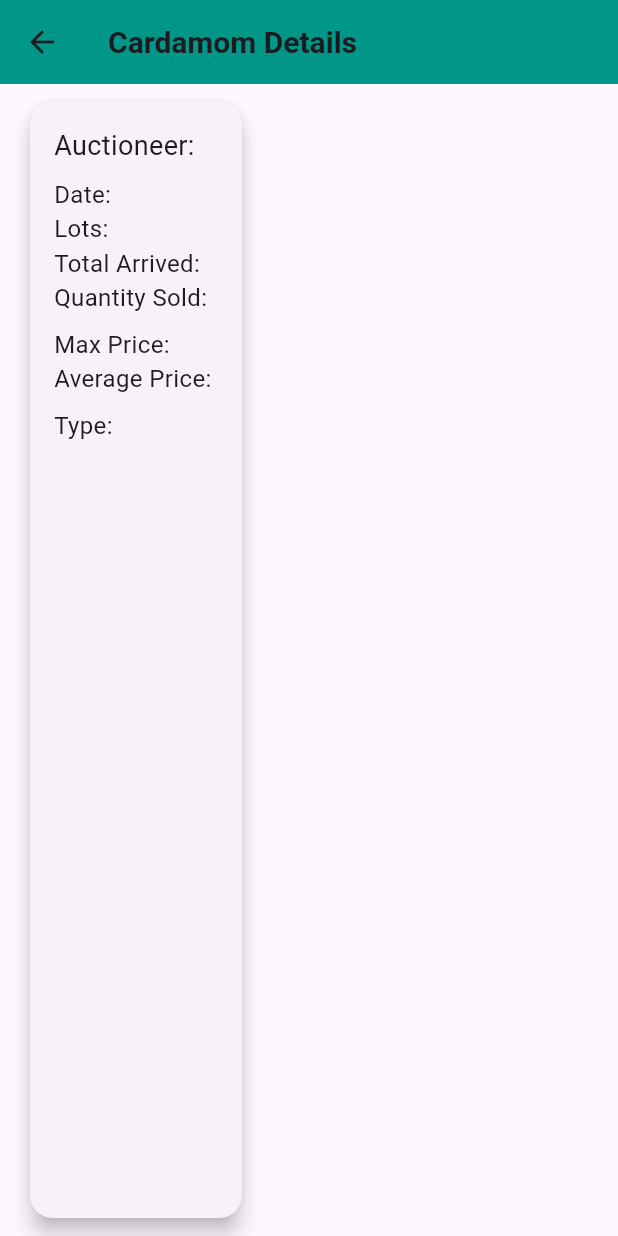
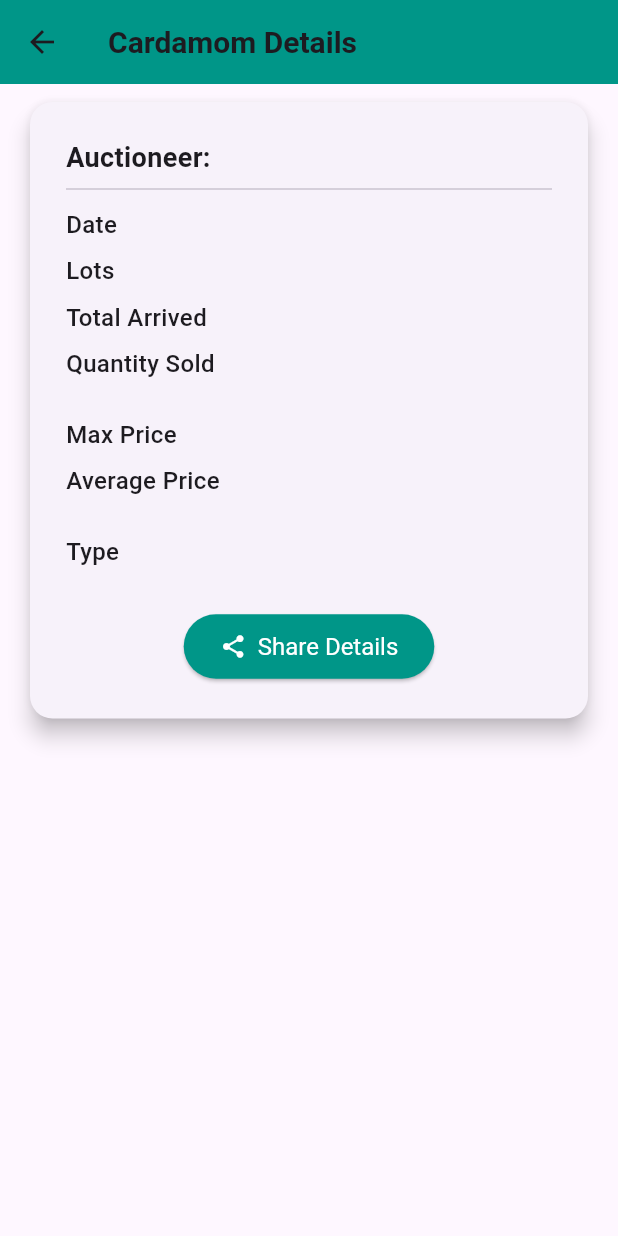
Before and after one commit to Ajaspj/cardamom-daily-auction-rate-app, a Flutter app: the CardamomDetailScreen screen opened directly with empty values, on a phone screen of 412 x 824 dp. Run offline on Flutter 3.47's test engine with Material 3 defaults, Android fonts, the light colour scheme and no system bars; our stand-ins replace connectivity_plus, lottie, shared_preferences; missing offline and left inert: flutter_share; accounts and stored records are empty; network calls fail.

Commit message:
updated ui elements improvements in data fetching

```diff
--- a/lib/view/detailscreen/detailscreen.dart
+++ b/lib/view/detailscreen/detailscreen.dart
@@ -1,5 +1,6 @@
 import 'package:cardamomrate/model/cardamomdatamodel.dart';
 import 'package:flutter/material.dart';
+import 'package:flutter_share/flutter_share.dart';
 
 class CardamomDetailScreen extends StatelessWidget {
   final CardamomData data;
@@ -21,86 +22,78 @@ class CardamomDetailScreen extends StatelessWidget {
           double fontSizeBody = 16.0;
 
           if (constraints.maxWidth > 1200) {
-            // Tablet and Web
-            horizontalPadding = 32.0;
-            verticalPadding = 16.0;
+            // Web
+            horizontalPadding = 64.0;
+            verticalPadding = 32.0;
             fontSizeTitle = 24.0;
             fontSizeBody = 20.0;
           } else if (constraints.maxWidth > 600) {
             // Tablet
-            horizontalPadding = 24.0;
-            verticalPadding = 12.0;
-            fontSizeTitle = 20.0;
+            horizontalPadding = 32.0;
+            verticalPadding = 16.0;
+            fontSizeTitle = 22.0;
             fontSizeBody = 18.0;
           }
 
-          return Padding(
+          return SingleChildScrollView(
+            child: Padding(
               padding: EdgeInsets.symmetric(
-                horizontal: horizontalPadding, vertical: verticalPadding),
+                horizontal: horizontalPadding,
+                vertical: verticalPadding,
+              ),
+              child: Center(
+                child: ConstrainedBox(
+                  constraints: BoxConstraints(maxWidth: 800),
                   child: Card(
                     elevation: 6,
                     shape: RoundedRectangleBorder(
                       borderRadius: BorderRadius.circular(15),
                     ),
                     child: Padding(
-                padding: EdgeInsets.all(16),
+                      padding: EdgeInsets.all(24),
                       child: Column(
                         crossAxisAlignment: CrossAxisAlignment.start,
                         children: [
                           Text(
                             'Auctioneer: ${data.auctioneer}',
-                      style: TextStyle(fontSize: fontSizeTitle),
+                            style: TextStyle(
+                              fontSize: fontSizeTitle,
+                              fontWeight: FontWeight.bold,
                             ),
-                    SizedBox(height: 8),
-                    Text('Date: ${data.date}',
-                        style: TextStyle(fontSize: fontSizeBody)),
-                    Text('Lots: ${data.lots}',
-                        style: TextStyle(fontSize: fontSizeBody)),
-                    Text('Total Arrived: ${data.totalArrived}',
-                        style: TextStyle(fontSize: fontSizeBody)),
-                    Text('Quantity Sold: ${data.qtySold}',
-                        style: TextStyle(fontSize: fontSizeBody)),
-                    SizedBox(height: 8),
-                    Text.rich(
-                      TextSpan(
-                        children: [
-                          TextSpan(
-                            text: 'Max Price: ',
-                            style: TextStyle(fontSize: fontSizeBody),
                           ),
-                          TextSpan(
-                            text: '${data.maxPrice}',
-                            style: TextStyle(
-                              fontSize: fontSizeBody,
-                              fontWeight: FontWeight.bold,
-                              color: Colors.green,
+                          Divider(),
+                          _buildDetailRow('Date', data.date, fontSizeBody),
+                          _buildDetailRow('Lots', data.lots, fontSizeBody),
+                          _buildDetailRow(
+                              'Total Arrived', data.totalArrived, fontSizeBody),
+                          _buildDetailRow(
+                              'Quantity Sold', data.qtySold, fontSizeBody),
+                          SizedBox(height: 16),
+                          _buildPriceRow('Max Price', data.maxPrice,
+                              fontSizeBody, Colors.green),
+                          _buildPriceRow('Average Price', data.avgPrice,
+                              fontSizeBody, Colors.blue),
+                          SizedBox(height: 16),
+                          _buildDetailRow('Type', data.type, fontSizeBody),
+                          SizedBox(height: 24),
+                          Center(
+                            child: ElevatedButton.icon(
+                              onPressed: () => _shareData(),
+                              icon: Icon(Icons.share),
+                              label: Text('Share Details'),
+                              style: ElevatedButton.styleFrom(
+                                foregroundColor: Colors.white,
+                                backgroundColor: Colors.teal,
+                                padding: EdgeInsets.symmetric(
+                                    horizontal: 24, vertical: 12),
+                                textStyle: TextStyle(fontSize: fontSizeBody),
+                              ),
                             ),
                           ),
                         ],
                       ),
                     ),
-                    Text.rich(
-                      TextSpan(
-                        children: [
-                          TextSpan(
-                            text: 'Average Price: ',
-                            style: TextStyle(fontSize: fontSizeBody),
                   ),
-                          TextSpan(
-                            text: '${data.avgPrice}',
-                            style: TextStyle(
-                              fontSize: fontSizeBody,
-                              fontWeight: FontWeight.bold,
-                              color: Colors.blue,
-                            ),
-                          ),
-                        ],
-                      ),
-                    ),
-                    SizedBox(height: 8),
-                    Text('Type: ${data.type}',
-                        style: TextStyle(fontSize: fontSizeBody)),
-                  ],
                 ),
               ),
             ),
@@ -109,4 +102,64 @@ class CardamomDetailScreen extends StatelessWidget {
       ),
     );
   }
+
+  Widget _buildDetailRow(String title, String value, double fontSize) {
+    return Padding(
+      padding: const EdgeInsets.symmetric(vertical: 4.0),
+      child: Row(
+        mainAxisAlignment: MainAxisAlignment.spaceBetween,
+        children: [
+          Text(
+            title,
+            style: TextStyle(fontSize: fontSize, fontWeight: FontWeight.w500),
+          ),
+          Text(
+            value,
+            style: TextStyle(fontSize: fontSize),
+          ),
+        ],
+      ),
+    );
   }
+
+  Widget _buildPriceRow(
+      String title, String value, double fontSize, Color color) {
+    return Padding(
+      padding: const EdgeInsets.symmetric(vertical: 4.0),
+      child: Row(
+        mainAxisAlignment: MainAxisAlignment.spaceBetween,
+        children: [
+          Text(
+            title,
+            style: TextStyle(fontSize: fontSize, fontWeight: FontWeight.w500),
+          ),
+          Text(
+            value,
+            style: TextStyle(
+              fontSize: fontSize,
+              fontWeight: FontWeight.bold,
+              color: color,
+            ),
+          ),
+        ],
+      ),
+    );
+  }
+
+  Future<void> _shareData() async {
+    final String text = 'Cardamom Data:\n'
+        'Auctioneer: ${data.auctioneer}\n'
+        'Date: ${data.date}\n'
+        'Lots: ${data.lots}\n'
+        'Total Arrived: ${data.totalArrived}\n'
+        'Quantity Sold: ${data.qtySold}\n'
+        'Max Price: ${data.maxPrice}\n'
+        'Average Price: ${data.avgPrice}\n'
+        'Type: ${data.type}';
+
+    await FlutterShare.share(
+      title: 'Share Cardamom Data',
+      text: text,
+    );
+  }
+}
```
Also changed, not shown: lib/view/aboutscreen/aboutscreen.dart (+50 -3 lines), lib/view/homescreen/homescreen.dart (+16 -4 lines). Lines whose indentation alone changed are shown as unchanged.
